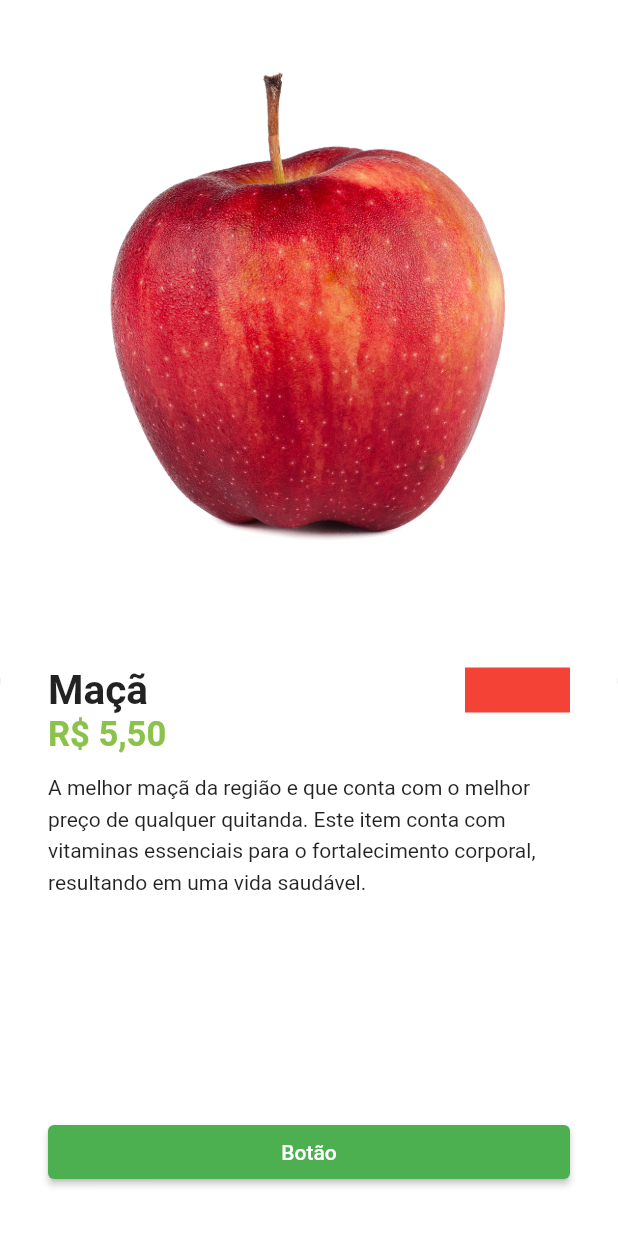
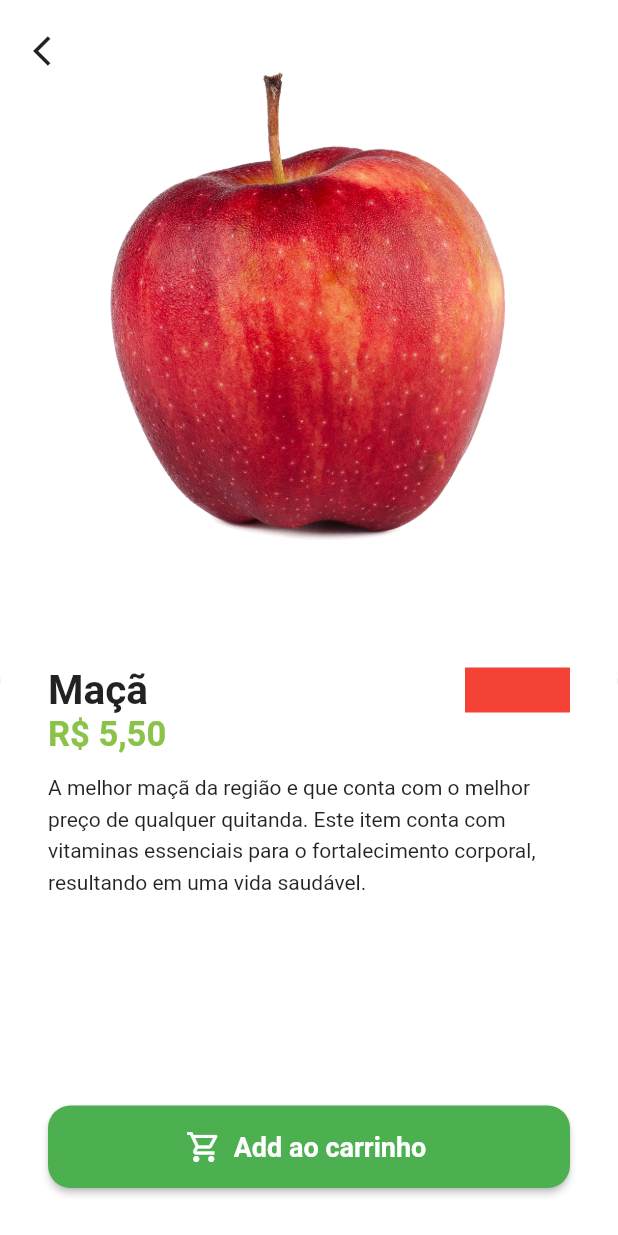
Before and after one commit to estelson/greengrocer, a Flutter app: the HomeTab screen opened directly, after a tap on "Maçã", on a phone screen of 412 x 824 dp. Run offline on Flutter 3.47's test engine with Material 2 defaults, Android fonts, the light colour scheme and no system bars; our stand-ins replace animated_text_kit, badges, mask_text_input_formatter.

Commit message:
Cria~c"ao do bot"ao Add ao carrinho e animação Hero

```diff
--- a/lib/src/pages/home/components/item_tile.dart
+++ b/lib/src/pages/home/components/item_tile.dart
@@ -40,7 +40,10 @@ class ItemTile extends StatelessWidget {
                 children: [
                   // Imagem
                   Expanded(
-                    child: Image.asset(item.imgUrl),
+                    child: Hero(
+                      tag: item.imgUrl,
+                      child: Image.asset(item.imgUrl),
+                    ),
                   ),
 
                   // Nome
--- a/lib/src/pages/product/product_screen.dart
+++ b/lib/src/pages/product/product_screen.dart
@@ -13,11 +13,17 @@ class ProductScreen extends StatelessWidget {
   Widget build(BuildContext context) {
     return Scaffold(
       backgroundColor: Colors.white.withAlpha(230),
-      body: Column(
+      body: Stack(
+        children: [
+          // Conteúdo
+          Column(
             children: [
               // Product image
               Expanded(
+                child: Hero(
+                  tag: item.imgUrl,
                   child: Image.asset(item.imgUrl),
+                ),
               ),
 
               Expanded(
@@ -86,11 +92,40 @@ class ProductScreen extends StatelessWidget {
                       ),
 
                       // Botão de add ao carrinho
-                  ElevatedButton(
+                      SizedBox(
+                        height: 55,
+                        child: ElevatedButton.icon(
+                          style: ElevatedButton.styleFrom(
+                            shape: RoundedRectangleBorder(
+                              borderRadius: BorderRadius.circular(15),
+                            ),
+                          ),
                           onPressed: () {},
-                    child: Text("Botão"),
+                          label: const Text(
+                            "Add ao carrinho",
+                            style: TextStyle(
+                              fontSize: 18,
+                              fontWeight: FontWeight.bold,
+                            ),
+                          ),
+                          icon: const Icon(Icons.shopping_cart_outlined),
+                        ),
                       ),
                     ],
+                  ),
+                ),
+              ),
+            ],
+          ),
+
+          // Botão de voltar à tela anterior
+          Positioned(
+            left: 10,
+            top: 10,
+            child: SafeArea(
+              child: IconButton(
+                onPressed: () => Navigator.of(context).pop(),
+                icon: const Icon(Icons.arrow_back_ios),
               ),
             ),
           ),
```
Lines whose indentation alone changed are shown as unchanged.
